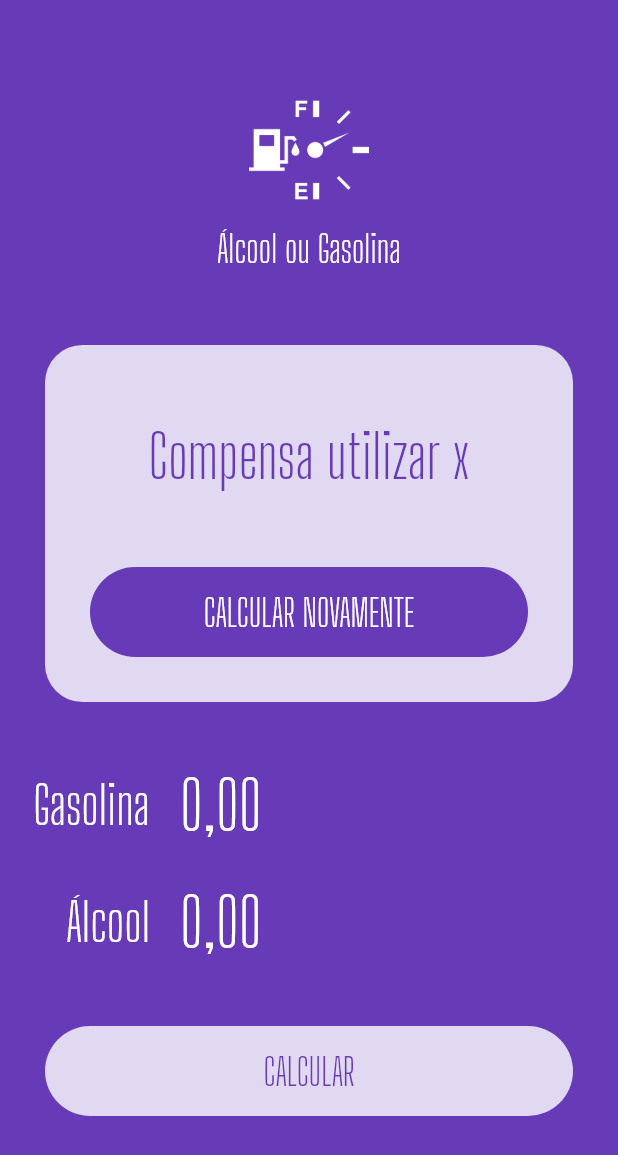
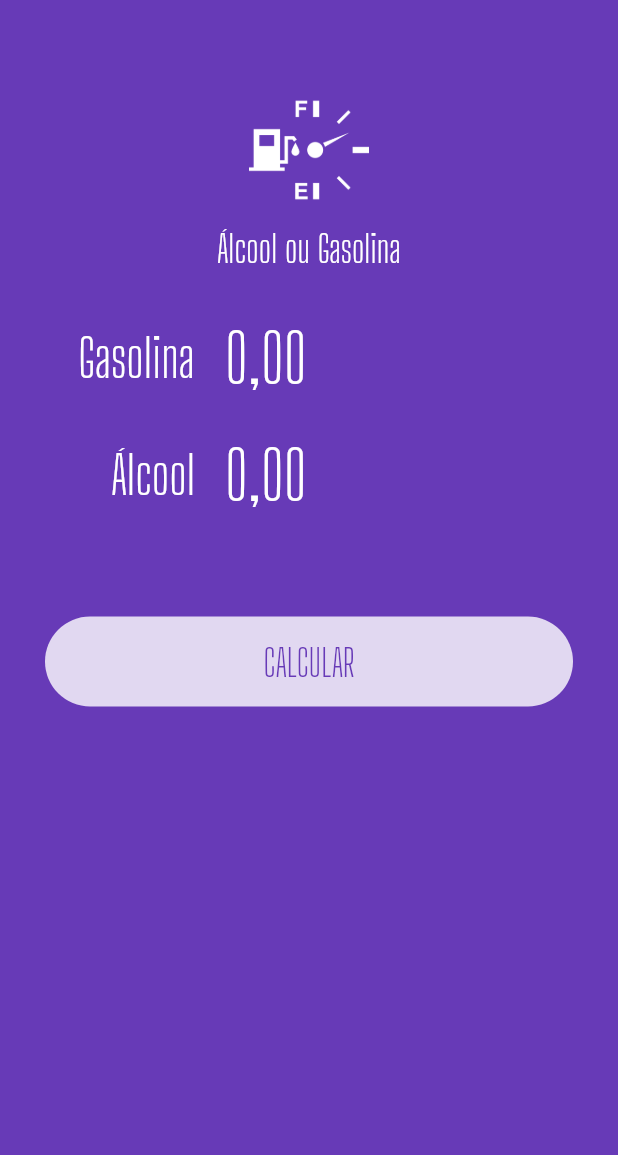
Before and after one commit to enilsonfilho/aog, a Flutter app: the screen it shows after launch, on a phone screen of 412 x 824 dp. Shown: the top 1155 px of the screen. Run offline on Flutter 3.47's test engine with Material 2 defaults, Android fonts, the phone set to English and light mode, and no system bars; our stand-ins replace flutter_masked_text.

Commit message:
Ajuste posição de widget

```diff
--- a/lib/main.dart
+++ b/lib/main.dart
@@ -1,7 +1,5 @@
-import 'package:aog/widget/input.widget.dart';
-import 'package:aog/widget/loading-button.widget.dart';
 import 'package:aog/widget/logo.widget.dart';
-import 'package:aog/widget/success.widget.dart';
+import 'package:aog/widget/submit-form.widget.dart';
 import 'package:flutter/material.dart';
 import 'package:flutter_masked_text/flutter_masked_text.dart';
 
@@ -26,7 +24,7 @@ class MyApp extends StatelessWidget {
 }
 
 class HomePage extends StatelessWidget {
-  var _gastCtrl = new MoneyMaskedTextController();
+  var _gasCtrl = new MoneyMaskedTextController();
   var _alcCtrl = new MoneyMaskedTextController();
 
   @override
@@ -36,23 +34,11 @@ class HomePage extends StatelessWidget {
       body: ListView(
         children: <Widget>[
           Logo(),
-          Success(
-            reset: (){},
-            result: "Compensa utilizar x"
-          ),
-          Input(
-            label: "Gasolina",
-            ctrl: _gastCtrl,
-          ),
-          Input(
-            label: "Álcool",
-            ctrl: _alcCtrl,
-          ),
-          LoadingButton(
+          SubmitForm(
+            gasCtrl: _gasCtrl,
+            alcCtrl: _alcCtrl,
             busy: false,
-            invert: false,
-            func: () {},
-            text: "CALCULAR",
+            submitFunc: (){},
           ),
         ],
       ),
--- /dev/null
+++ b/lib/widget/submit-form.widget.dart
@@ -0,0 +1,56 @@
+import 'package:flutter/material.dart';
+import 'package:flutter_masked_text/flutter_masked_text.dart';
+
+import 'input.widget.dart';
+import 'loading-button.widget.dart';
+
+class SubmitForm extends StatelessWidget {
+  var gasCtrl = new MoneyMaskedTextController();
+  var alcCtrl = new MoneyMaskedTextController();
+  var busy = false;
+  Function submitFunc;
+
+  SubmitForm({
+    required this.gasCtrl,
+    required this.alcCtrl,
+    required this.busy,
+    required this.submitFunc,
+  });
+
+  @override
+  Widget build(BuildContext context) {
+    return Column(
+      children: <Widget>[
+        Padding(
+          padding: const EdgeInsets.only(
+            left: 30,
+            right: 30,
+          ),
+          child: Input(
+            label: "Gasolina",
+            ctrl: gasCtrl,
+          ),
+        ),
+        Padding(
+          padding: const EdgeInsets.only(
+            left: 30,
+            right: 30,
+          ),
+          child: Input(
+            label: "Álcool",
+            ctrl: alcCtrl,
+          ),
+        ),
+        const SizedBox(
+          height: 25,
+        ),
+        LoadingButton(
+          busy: busy,
+          invert: false,
+          func: submitFunc,
+          text: "CALCULAR",
+        ),
+      ],
+    );
+  }
+}
```
